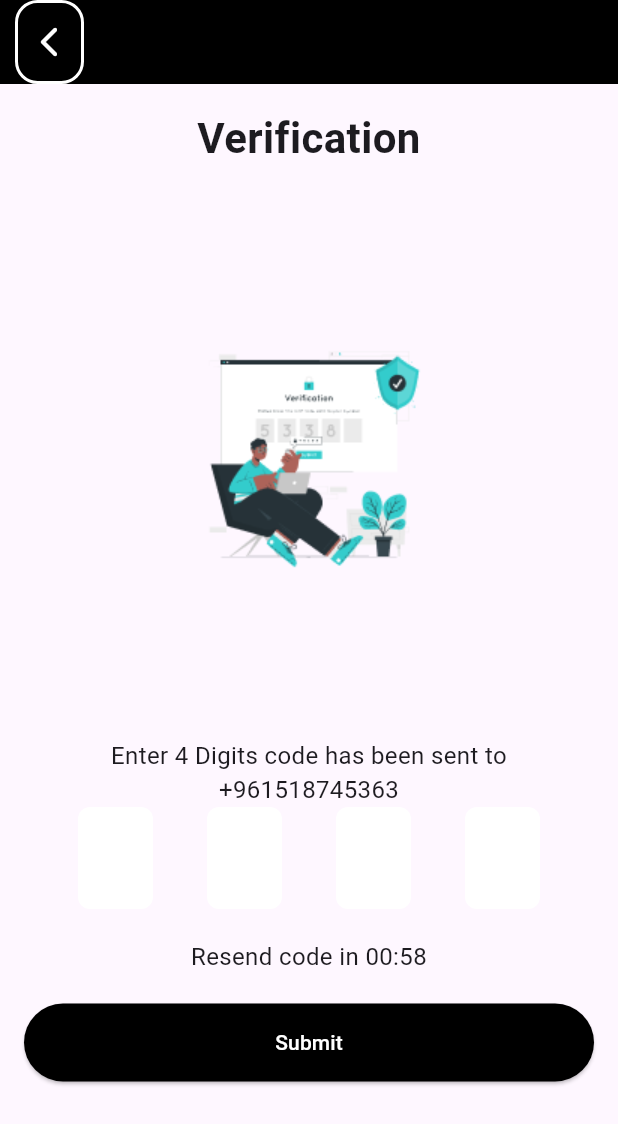
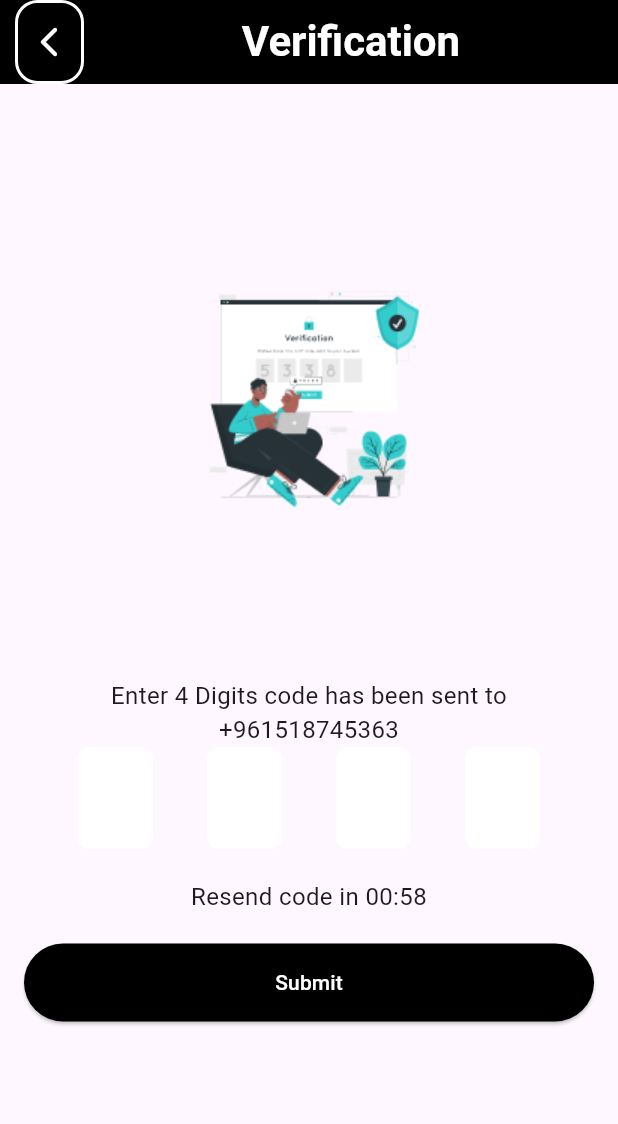
Before and after one commit to AbdullatifHabiba/Mool, a Flutter app: the VerificationScreen screen opened directly, on a phone screen of 412 x 824 dp. Shown: the top 1124 px of the screen. Run offline on Flutter 3.47's test engine with Material 3 defaults, Android fonts, the phone set to English and light mode, and no system bars; our stand-ins replace flutter_svg.

Commit message:
fix : edit  verification screen 👍

```diff
--- a/lib/screens/verify_screen.dart
+++ b/lib/screens/verify_screen.dart
@@ -36,6 +36,18 @@ class _VerificationScreenState extends State<VerificationScreen> {
         backgroundColor: Colors.black,
         elevation: 0.0,
         leading: const CustomBackArrow(),
+        title: const Center(
+          child: Text(
+                  'Verification',
+                  style: TextStyle(
+                    fontSize: 28,
+                    color: Colors.white,
+                    fontWeight: FontWeight.bold,
+                  ),
+                  textAlign: TextAlign.center,
+                ),
+        ),
+
       ),
       body: SingleChildScrollView(
         child: Padding(
@@ -43,15 +55,7 @@ class _VerificationScreenState extends State<VerificationScreen> {
           child: Column(
             crossAxisAlignment: CrossAxisAlignment.stretch,
             children: [
-              const Text(
-                'Verification',
-                style: TextStyle(
-                  fontSize: 28,
-                  fontWeight: FontWeight.bold,
-                ),
-                textAlign: TextAlign.center,
-              ),
-              const Image(image: AssetImage(Images.verfiy)),
+             const Image(image: AssetImage(Images.verfiy)),
               const Text(
                 'Enter 4 Digits code has been sent to +961518745363',
                 style: TextStyle(
```
